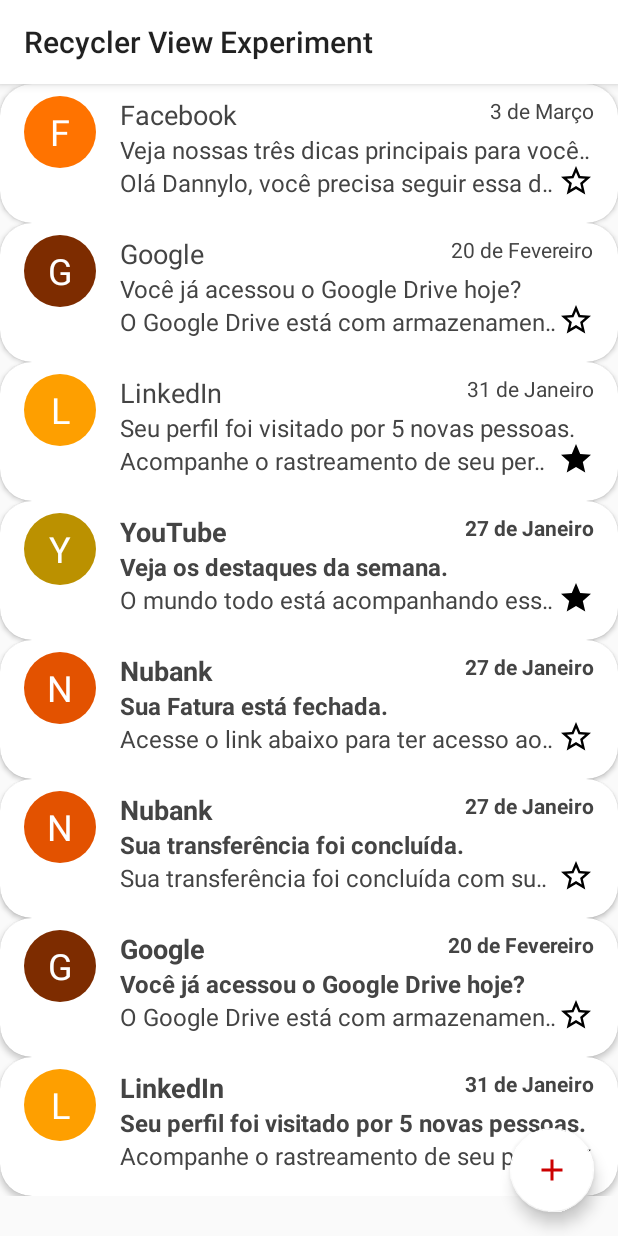
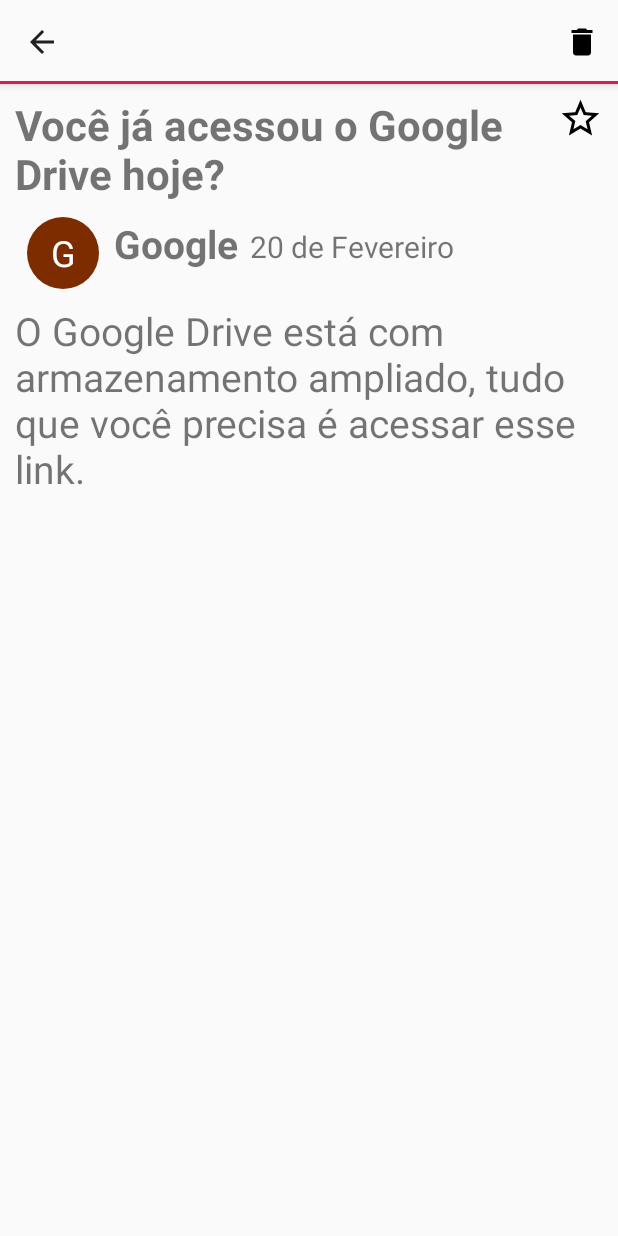
Before and after one commit to dannylo/myemailcustom, an Android app: the MainActivity screen opened directly, with no data from a screen before it, after a tap on an icon or button, on a phone screen of 412 x 824 dp. Run offline under Robolectric (Android 15) with nearby library versions, the phone set to English and light mode, and no system bars; libraries missing offline, so code that uses them is left out: com.mooveit.library; 1 statement that could not run was skipped.

Commit message:
tela de visualização dos emails, back e delete button ainda não funcionam.

```diff
--- a/app/src/main/AndroidManifest.xml
+++ b/app/src/main/AndroidManifest.xml
@@ -13,16 +13,19 @@
         android:supportsRtl="true"
         android:theme="@style/AppTheme">
         <activity
+            android:name=".ShowActivity"
+            android:label="@string/title_activity_show"
+            android:theme="@style/AppTheme.NoActionBar"></activity>
+        <activity
             android:name=".SplashActivity"
             android:theme="@style/AppTheme.NoActionBar">
             <intent-filter>
                 <action android:name="android.intent.action.MAIN" />
+
                 <category android:name="android.intent.category.LAUNCHER" />
             </intent-filter>
         </activity>
-
-        <activity android:name=".MainActivity">
-        </activity>
+        <activity android:name=".MainActivity"></activity>
     </application>
 
 </manifest>
--- a/app/src/main/java/com/example/myemailrecycler/MainActivity.kt
+++ b/app/src/main/java/com/example/myemailrecycler/MainActivity.kt
@@ -1,5 +1,6 @@
 package com.example.myemailrecycler
 
+import android.content.Intent
 import androidx.appcompat.app.AppCompatActivity
 import android.os.Bundle
 import android.util.Log
@@ -7,6 +8,7 @@ import android.view.Menu
 import android.view.MenuItem
 import android.widget.Toast
 import androidx.appcompat.view.ActionMode
+import androidx.core.util.isEmpty
 import androidx.recyclerview.widget.ItemTouchHelper
 import androidx.recyclerview.widget.LinearLayoutManager
 import com.example.myemailrecycler.adapters.EmailAdapter
@@ -34,7 +36,15 @@ class MainActivity : AppCompatActivity() {
         recycler_view_main.layoutManager = LinearLayoutManager(this);
 
         adapter.onItemClick = {
-            enableActionMode(it)
+            if (adapter.selectedItems.isEmpty()){
+                var intent = Intent(this, ShowActivity::class.java)
+                val bundle = Bundle()
+                bundle.putParcelable("EMAIL", adapter.emails.get(it))
+                intent = intent.putExtras(bundle)
+                startActivity(intent)
+            } else {
+                enableActionMode(it)
+            }
         }
 
         adapter.onItemClickLong = {
--- /dev/null
+++ b/app/src/main/java/com/example/myemailrecycler/ShowActivity.kt
@@ -0,0 +1,58 @@
+package com.example.myemailrecycler
+
+import android.graphics.Color
+import android.os.Bundle
+import android.view.Menu
+import android.view.MenuItem
+import androidx.appcompat.app.AppCompatActivity
+import androidx.appcompat.view.ActionMode
+import com.example.myemailrecycler.adapters.oval
+import com.example.myemailrecycler.models.Email
+import kotlinx.android.synthetic.main.activity_show.*
+
+class ShowActivity : AppCompatActivity() {
+
+    private var actionMode: ActionMode? = null
+
+    override fun onCreate(savedInstanceState: Bundle?) {
+        super.onCreate(savedInstanceState)
+        setContentView(R.layout.activity_show)
+        enableActionMode()
+
+        val email = intent.extras?.getParcelable<Email>("EMAIL")
+
+        icon_show.text = email?.user?.first().toString()
+        subject_show.text = email?.subject
+        content_show.text = email?.preview
+        date_show.text = email?.date
+        name_show.text = email?.user
+        if(email!!.stared) img_star.setImageResource(R.drawable.ic_star_black_24dp)
+        icon_show.background = icon_show.oval(Color.rgb(email.user.hashCode(), email.user.hashCode()/2, 0))
+    }
+
+    private fun enableActionMode(){
+        if(actionMode == null){
+            actionMode = startSupportActionMode(object: ActionMode.Callback {
+                override fun onActionItemClicked(mode: ActionMode?, item: MenuItem?): Boolean {
+                    return false
+                }
+
+                override fun onCreateActionMode(mode: ActionMode?, menu: Menu?): Boolean {
+                    mode?.menuInflater?.inflate(R.menu.menu_delete, menu)
+                    return true
+                }
+
+                override fun onPrepareActionMode(mode: ActionMode?, menu: Menu?): Boolean {
+                    return false
+                }
+
+                override fun onDestroyActionMode(mode: ActionMode?) {
+
+                }
+            })
+
+        }
+
+    }
+
+}
--- a/app/src/main/java/com/example/myemailrecycler/adapters/EmailAdapter.kt
+++ b/app/src/main/java/com/example/myemailrecycler/adapters/EmailAdapter.kt
@@ -42,9 +42,7 @@ class EmailAdapter(val emails: MutableList<Email>) :RecyclerView.Adapter<EmailAd
     override fun onBindViewHolder(holder: EmailViewHolder, position: Int) {
         holder.bind(emails[position])
         holder.itemView.setOnClickListener {
-            if(selectedItems.isNotEmpty()) {
-                onItemClick?.invoke(position)
-            }
+            onItemClick?.invoke(position)
         }
         holder.itemView.setOnLongClickListener{
             onItemClickLong?.invoke(position)
@@ -83,7 +81,7 @@ class EmailAdapter(val emails: MutableList<Email>) :RecyclerView.Adapter<EmailAd
 
         fun bind(email: Email){
             with(email) {
-                itemView.email_icon.text = user.first().toString()
+                itemView.email_icon.text = user?.first().toString()
                 itemView.email_icon.background = itemView.oval(Color.rgb(user.hashCode(), user.hashCode()/2, 0))
 
                 itemView.user.text = user
--- a/app/src/main/java/com/example/myemailrecycler/models/Email.kt
+++ b/app/src/main/java/com/example/myemailrecycler/models/Email.kt
@@ -1,14 +1,53 @@
 package com.example.myemailrecycler.models
 
+import android.os.Parcel
+import android.os.Parcelable
+import java.io.Serializable
+
 data class Email(
-    val user: String,
-    val subject: String,
-    val preview: String,
-    val date: String,
+    val user: String?,
+    val subject: String?,
+    val preview: String?,
+    val date: String?,
     val stared: Boolean,
     val unread: Boolean,
     var selected: Boolean
-)
+) : Parcelable {
+    constructor(parcel: Parcel) : this(
+        parcel.readString(),
+        parcel.readString(),
+        parcel.readString(),
+        parcel.readString(),
+        parcel.readByte() != 0.toByte(),
+        parcel.readByte() != 0.toByte(),
+        parcel.readByte() != 0.toByte()
+    ) {
+    }
+
+    override fun writeToParcel(parcel: Parcel, flags: Int) {
+        parcel.writeString(user)
+        parcel.writeString(subject)
+        parcel.writeString(preview)
+        parcel.writeString(date)
+        parcel.writeByte(if (stared) 1 else 0)
+        parcel.writeByte(if (unread) 1 else 0)
+        parcel.writeByte(if (selected) 1 else 0)
+    }
+
+    override fun describeContents(): Int {
+        return 0
+    }
+
+    companion object CREATOR : Parcelable.Creator<Email> {
+        override fun createFromParcel(parcel: Parcel): Email {
+            return Email(parcel)
+        }
+
+        override fun newArray(size: Int): Array<Email?> {
+            return arrayOfNulls(size)
+        }
+    }
+}
 
 class EmailBuilder{
 
--- /dev/null
+++ b/app/src/main/res/layout/activity_show.xml
@@ -0,0 +1,112 @@
+<?xml version="1.0" encoding="utf-8"?>
+<RelativeLayout xmlns:android="http://schemas.android.com/apk/res/android"
+    xmlns:app="http://schemas.android.com/apk/res-auto"
+    xmlns:tools="http://schemas.android.com/tools"
+    android:layout_width="match_parent"
+    android:layout_height="match_parent"
+    tools:context=".ShowActivity">
+
+    <com.google.android.material.appbar.AppBarLayout
+        android:id="@+id/mainBar"
+        android:layout_width="match_parent"
+        android:layout_height="wrap_content"
+        android:theme="@style/ThemeOverlay.AppCompat.ActionBar">
+
+        <androidx.appcompat.widget.Toolbar
+            android:id="@+id/toolbar"
+            android:background="@android:color/white"
+            app:popupTheme="@style/ThemeOverlay.AppCompat.Light"
+            android:layout_width="match_parent"
+            android:layout_height="wrap_content"/>
+
+    </com.google.android.material.appbar.AppBarLayout>
+
+    <RelativeLayout
+        android:id="@+id/header_show"
+        android:layout_width="match_parent"
+        android:layout_height="wrap_content"
+        android:layout_marginRight="10dp"
+        android:layout_below="@id/mainBar"
+        android:layout_marginBottom="10dp"
+        android:layout_marginTop="8dp"
+        android:layout_marginStart="10dp"
+        android:layout_marginEnd="10dp"
+        >
+
+        <TextView
+            android:id="@+id/subject_show"
+            android:textSize="28sp"
+            android:textStyle="bold"
+            android:layout_width="match_parent"
+            android:layout_height="wrap_content"
+            android:text="Você tem um novo amigo"
+            android:layout_toStartOf="@id/img_star"/>
+
+        <ImageView
+            android:id="@+id/img_star"
+            android:layout_alignParentEnd="true"
+            android:layout_width="30dp"
+            android:src="@drawable/ic_star_border_black_24dp"
+            android:layout_height="30dp" />
+
+    </RelativeLayout>
+
+    <RelativeLayout
+        android:id="@+id/author_show"
+        android:layout_width="match_parent"
+        android:layout_height="wrap_content"
+        android:layout_below="@id/header_show"
+        android:layout_marginStart="10dp"
+        android:layout_marginEnd="10dp"
+        android:layout_marginBottom="10dp"
+        >
+
+        <TextView
+            android:id="@+id/icon_show"
+            android:layout_width="48dp"
+            android:layout_height="48dp"
+            android:text="F"
+            android:layout_marginStart="8dp"
+            android:textSize="24sp"
+            android:gravity="center"
+            android:textColor="@android:color/white"
+            android:background="@drawable/circle_bg"
+            />
+
+        <TextView
+            android:id="@+id/name_show"
+            android:layout_width="wrap_content"
+            android:layout_height="wrap_content"
+            android:text="Facebook"
+            android:textSize="26sp"
+            android:paddingStart="10dp"
+            android:textStyle="bold"
+            android:layout_toRightOf="@id/icon_show" />
+
+        <TextView
+            android:id="@+id/date_show"
+            android:layout_marginStart="8dp"
+            android:layout_alignParentTop="true"
+            android:layout_width="match_parent"
+            android:layout_height="wrap_content"
+            android:text="23 de Fev"
+            android:layout_marginTop="6dp"
+            android:textSize="20sp"
+            android:layout_toRightOf="@id/name_show" />
+
+    </RelativeLayout>
+
+
+    <TextView
+        android:id="@+id/content_show"
+        android:layout_width="match_parent"
+        android:layout_height="wrap_content"
+        android:textSize="26sp"
+        android:layout_marginStart="10dp"
+        android:layout_below="@id/author_show"
+        android:text="TEXT TEXT TEXT TEXT TEXT TEXT TEXT TEXT TEXT TEXT TEXT TEXT TEXT TEXT TEXT "
+        android:layout_alignParentEnd="true"
+        />
+
+
+</RelativeLayout>
--- a/app/src/main/res/layout/dialog_show_email.xml
+++ /dev/null
@@ -1,6 +0,0 @@
-<?xml version="1.0" encoding="utf-8"?>
-<LinearLayout xmlns:android="http://schemas.android.com/apk/res/android"
-    android:orientation="vertical" android:layout_width="match_parent"
-    android:layout_height="match_parent">
-
-</LinearLayout>
--- a/app/src/main/res/values/strings.xml
+++ b/app/src/main/res/values/strings.xml
@@ -1,3 +1,4 @@
 <resources>
     <string name="app_name">Recycler View Experiment</string>
+    <string name="title_activity_show">ShowActivity</string>
 </resources>
```
